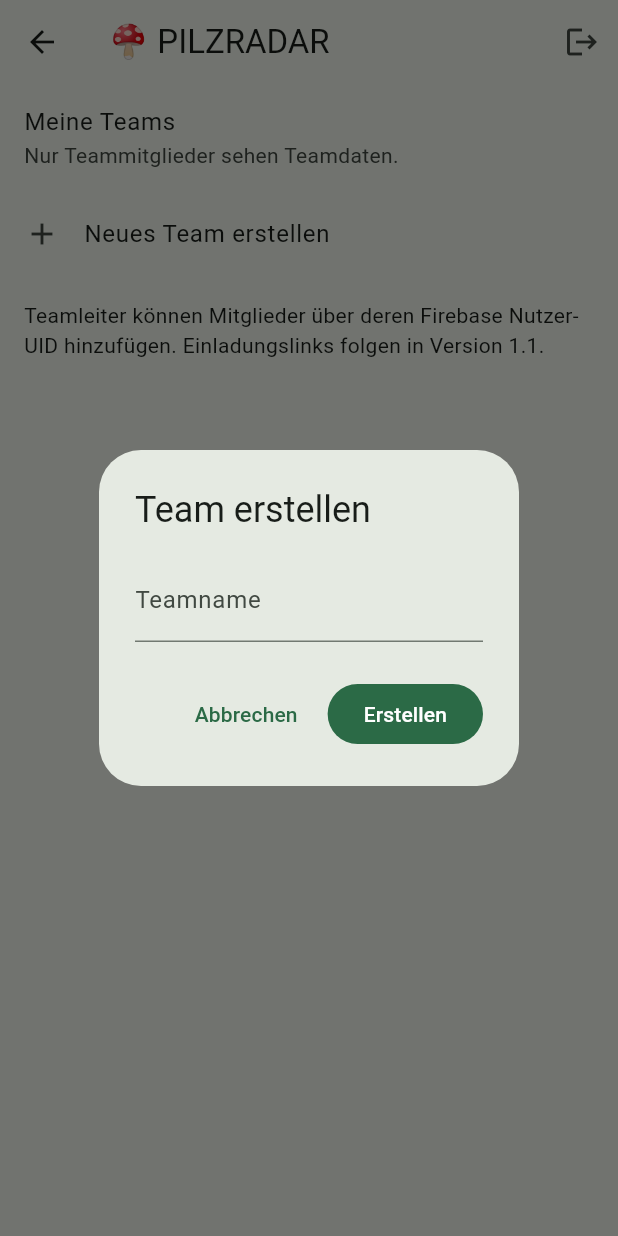
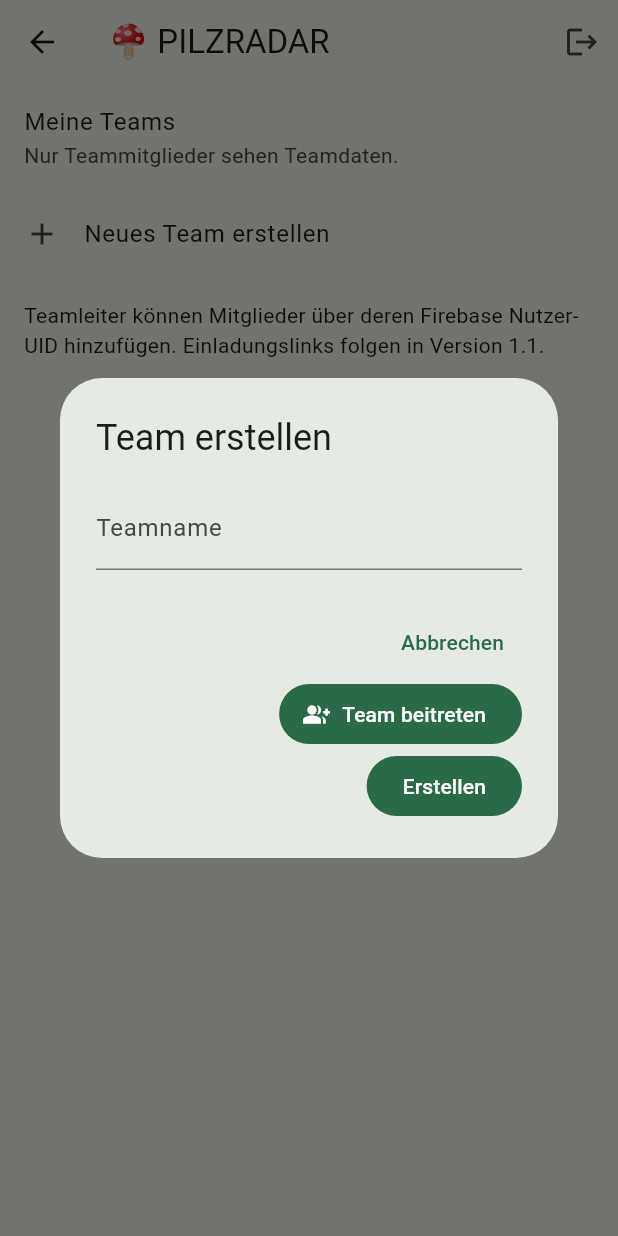
Before and after one commit to robertsen777-netizen/PILZRADAR, a Flutter app: the HomePage screen opened directly, after a tap on "Neues Team erstellen", on a phone screen of 412 x 824 dp. Run offline on Flutter 3.47's test engine with Material 3 defaults, Android fonts, the phone set to English and light mode, and no system bars; our stand-ins replace cloud_firestore, firebase_auth, firebase_core, flutter_map, geolocator, latlong2 and 1 more; accounts and stored records are empty.

Commit message:
Update main.dart

```diff
--- a/lib/main.dart
+++ b/lib/main.dart
@@ -90,6 +90,11 @@ Future<void> createTeam() async {
           onPressed: () => Navigator.pop(c),
           child: const Text('Abbrechen'),
         ),
+        FilledButton.icon(
+  onPressed: joinTeam,
+  icon: const Icon(Icons.group_add),
+  label: const Text('Team beitreten'),
+),
         FilledButton(
           onPressed: () async {
             if (name.text.trim().isEmpty) return;
```
